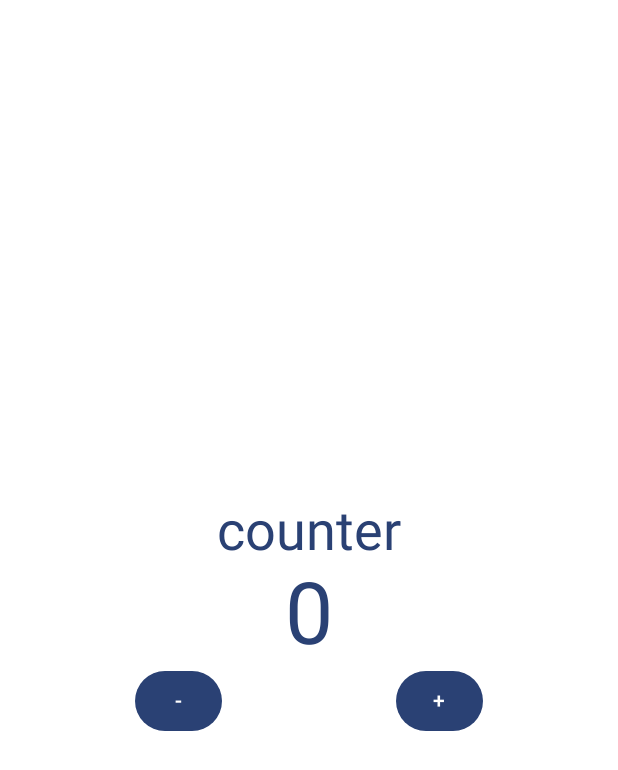
After one commit to MrOzOn/common, an Android app built with Jetpack Compose: the composable HomeScreen shown on its own in the app's theme, on a phone screen of 412 x 824 dp. The commit adds this screen. Shown: the top 770 px of the screen. Run offline under Robolectric (Android 15) with nearby library versions, the phone set to English and light mode, and no system bars; our stand-ins replace Timber.

Commit message:
add first screen with corresponding files

```diff
--- a/app/src/main/java/com/mrozon/myapplication34568345/MyApp.kt
+++ b/app/src/main/java/com/mrozon/myapplication34568345/MyApp.kt
@@ -1,7 +1,10 @@
 package com.mrozon.myapplication34568345
 
 import android.app.Application
+import dagger.hilt.android.HiltAndroidApp
+import timber.log.Timber
 
+@HiltAndroidApp
 class MyApp: Application() {
 
     override fun onCreate() {
--- /dev/null
+++ b/app/src/main/java/com/mrozon/myapplication34568345/ui/screen/home/HomeScreen.kt
@@ -0,0 +1,104 @@
+package com.mrozon.myapplication34568345.ui.screen.home
+
+import android.widget.Toast
+import android.widget.Toast.LENGTH_LONG
+import android.widget.Toast.LENGTH_SHORT
+import androidx.compose.foundation.background
+import androidx.compose.foundation.layout.Arrangement
+import androidx.compose.foundation.layout.Box
+import androidx.compose.foundation.layout.Column
+import androidx.compose.foundation.layout.Row
+import androidx.compose.foundation.layout.fillMaxSize
+import androidx.compose.foundation.layout.fillMaxWidth
+import androidx.compose.foundation.layout.padding
+import androidx.compose.material3.Button
+import androidx.compose.material3.MaterialTheme
+import androidx.compose.runtime.Composable
+import androidx.compose.runtime.LaunchedEffect
+import androidx.compose.ui.Alignment
+import androidx.compose.ui.Modifier
+import androidx.compose.ui.platform.LocalContext
+import androidx.compose.ui.unit.dp
+import androidx.hilt.navigation.compose.hiltViewModel
+import com.mrozon.common.compose.MultiLanguagePreview
+import com.mrozon.common.compose.ThemePreviews
+import com.mrozon.common.compose.component.MyText
+import com.mrozon.common.compose.model.AwesomeText
+import com.mrozon.myapplication34568345.R
+import com.mrozon.myapplication34568345.ui.theme.MyApplication34568345Theme
+import kotlinx.coroutines.flow.collect
+import kotlinx.coroutines.flow.onEach
+import timber.log.Timber
+
+@Composable
+fun HomeScreen(
+    modifier: Modifier = Modifier,
+    viewModel: HomeViewModel = hiltViewModel(),
+){
+    val context = LocalContext.current
+    LaunchedEffect(viewModel.effect) {
+        viewModel.effect.onEach { effect ->
+            when(effect) {
+                HomeContract.SideEffect.RememberCounter ->
+                    Toast.makeText(context, "Hurray!!!", LENGTH_SHORT).show()
+            }
+        }.collect()
+    }
+    HomeScreen(
+        state = viewModel.viewState.value,
+        modifier = modifier,
+        onEvent = viewModel::setEvent
+    )
+}
+
+@Composable
+internal fun HomeScreen(
+    state: HomeContract.State,
+    modifier: Modifier = Modifier,
+    onEvent: (HomeContract.Event) -> Unit = {},
+){
+    Box(
+        modifier = modifier.fillMaxSize()
+            .background(MaterialTheme.colorScheme.onPrimary)
+            .padding(horizontal = 32.dp),
+        contentAlignment = Alignment.Center,
+    ){
+        Column(
+            modifier = modifier.fillMaxWidth(),
+            horizontalAlignment = Alignment.CenterHorizontally,
+        ){
+            MyText(
+                AwesomeText.PlainText("counter"),
+                style = MaterialTheme.typography.displaySmall,
+                color = MaterialTheme.colorScheme.primary
+            )
+            MyText(
+                AwesomeText.PlainText("${state.counter}"),
+                style = MaterialTheme.typography.displayLarge,
+                color = MaterialTheme.colorScheme.primary
+            )
+            Row(
+                modifier = modifier.fillMaxWidth(),
+                horizontalArrangement = Arrangement.SpaceAround
+            ){
+                Button(onClick = {
+                    onEvent(HomeContract.Event.DecreaseCounter)
+                }) { MyText(AwesomeText.Resource(R.string.decrease))}
+                Button(onClick = {
+                    onEvent(HomeContract.Event.IncreaseCounter)
+                }) { MyText(AwesomeText.Resource(R.string.increase))}
+            }
+        }
+    }
+}
+
+@ThemePreviews
+//@MultiLanguagePreview
+@Composable
+fun HomeScreenPreview() {
+    MyApplication34568345Theme {
+        HomeScreen(
+            state = HomeContract.State(34)
+        )
+    }
+}
--- a/app/src/main/res/values/strings.xml
+++ b/app/src/main/res/values/strings.xml
@@ -1,3 +1,5 @@
 <resources>
     <string name="app_name">My Application34568345</string>
+    <string name="decrease">-</string>
+    <string name="increase">+</string>
 </resources>
--- a/build.gradle.kts
+++ b/build.gradle.kts
@@ -3,4 +3,6 @@ plugins {
     alias(libs.plugins.android.application) apply false
     alias(libs.plugins.jetbrains.kotlin.android) apply false
     alias(libs.plugins.android.library) apply false
+    alias(libs.plugins.hilt.android) apply false
+    alias(libs.plugins.kotlin.ksp) apply false
 }
--- a/common/build.gradle.kts
+++ b/common/build.gradle.kts
@@ -1,6 +1,7 @@
 plugins {
     alias(libs.plugins.android.library)
     alias(libs.plugins.jetbrains.kotlin.android)
+    alias(libs.plugins.compose.compiler)
 }
 
 android {
@@ -48,7 +49,7 @@ dependencies {
 
     implementation(libs.logging.timber)
 
-
+    implementation(libs.androidx.material3)
     implementation(platform(libs.androidx.compose.bom))
     implementation(libs.androidx.ui.graphics)
     implementation(libs.androidx.ui.tooling.preview)
--- /dev/null
+++ b/common/src/main/java/com/mrozon/common/compose/component/MyText.kt
@@ -0,0 +1,62 @@
+package com.mrozon.common.compose.component
+
+import androidx.compose.material3.LocalTextStyle
+import androidx.compose.material3.Text
+import androidx.compose.runtime.Composable
+import androidx.compose.ui.Modifier
+import androidx.compose.ui.graphics.Color
+import androidx.compose.ui.res.stringResource
+import androidx.compose.ui.text.TextLayoutResult
+import androidx.compose.ui.text.TextStyle
+import androidx.compose.ui.text.font.FontFamily
+import androidx.compose.ui.text.font.FontStyle
+import androidx.compose.ui.text.font.FontWeight
+import androidx.compose.ui.text.style.TextAlign
+import androidx.compose.ui.text.style.TextDecoration
+import androidx.compose.ui.text.style.TextOverflow
+import androidx.compose.ui.unit.TextUnit
+import com.mrozon.common.compose.model.AwesomeText
+
+@Composable
+fun MyText(
+    awesomeText: AwesomeText,
+    modifier: Modifier = Modifier,
+    color: Color = Color.Unspecified,
+    fontSize: TextUnit = TextUnit.Unspecified,
+    fontStyle: FontStyle? = null,
+    fontWeight: FontWeight? = null,
+    fontFamily: FontFamily? = null,
+    letterSpacing: TextUnit = TextUnit.Unspecified,
+    textDecoration: TextDecoration? = null,
+    textAlign: TextAlign? = null,
+    lineHeight: TextUnit = TextUnit.Unspecified,
+    overflow: TextOverflow = TextOverflow.Clip,
+    softWrap: Boolean = true,
+    maxLines: Int = Int.MAX_VALUE,
+    onTextLayout: (TextLayoutResult) -> Unit = {},
+    style: TextStyle = LocalTextStyle.current
+){
+    val text = when (awesomeText) {
+        is AwesomeText.PlainText -> awesomeText.rawText
+        is AwesomeText.Resource -> stringResource(id = awesomeText.resId)
+        is AwesomeText.ResourceParams -> stringResource(id = awesomeText.value, *awesomeText.args.toTypedArray())
+    }
+    Text(
+        text = text,
+        modifier = modifier,
+        color = color,
+        fontSize = fontSize,
+        fontStyle = fontStyle,
+        fontWeight = fontWeight,
+        fontFamily = fontFamily,
+        letterSpacing = letterSpacing,
+        textDecoration = textDecoration,
+        textAlign = textAlign,
+        lineHeight = lineHeight,
+        overflow = overflow,
+        softWrap = softWrap,
+        maxLines = maxLines,
+        onTextLayout = onTextLayout,
+        style = style
+    )
+}
```
Also changed, not shown: app/build.gradle.kts (+8 -0 lines), app/src/main/java/com/mrozon/myapplication34568345/MainActivity.kt (+4 -18 lines), app/src/main/java/com/mrozon/myapplication34568345/ui/screen/home/HomeContract.kt (added, +20 -0 lines), app/src/main/java/com/mrozon/myapplication34568345/ui/screen/home/HomeViewModel.kt (added, +45 -0 lines), 1 other file.
